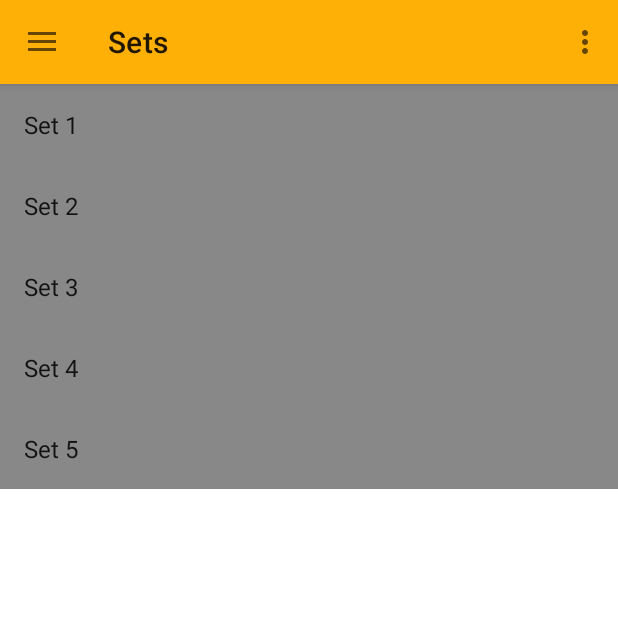
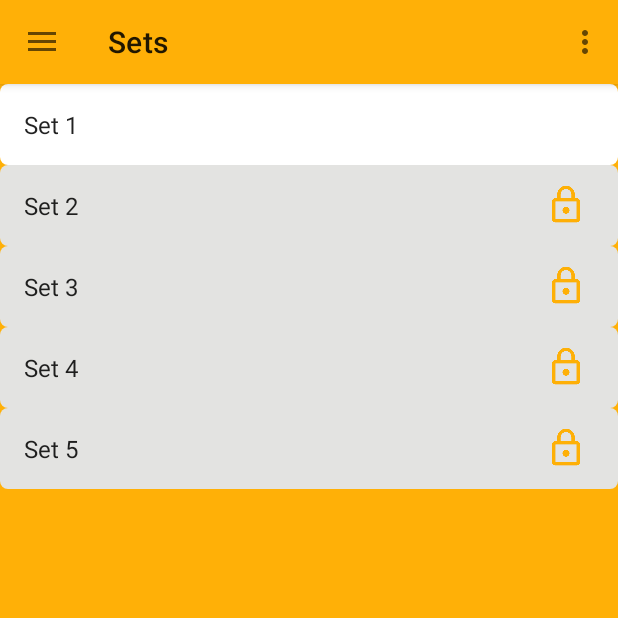
Before and after one commit to roconmachine/pulse, an Android app: the screen it shows after launch (MainActivity), in the side drawer, after a tap on "Quiz", on a phone screen of 412 x 824 dp, the top half of it. Run offline under Robolectric (Android 15) with nearby library versions, the phone set to English and light mode, and no system bars; our stand-ins replace navigation-ui.

Commit message:
list set screen design done

```diff
--- a/app/src/main/java/com/edu/io/pulse/ui/quiz_list/ListSetsFragment.java
+++ b/app/src/main/java/com/edu/io/pulse/ui/quiz_list/ListSetsFragment.java
@@ -32,7 +32,12 @@ public class ListSetsFragment extends Fragment {
     List<SetsDomain> setsDomainList;
     public ListSetsFragment() {
         setsDomainList = Database.getSets();
+        ///manage locked, submitted and uplocaked
+        for (SetsDomain set:setsDomainList) {
+            set.setStatus(SetsDomain.Status.LOCKED);
+        }
 
+        this.setsDomainList.get(0).setStatus(SetsDomain.Status.UNLOCKED);
     }
 
     // TODO: Customize parameter initialization
@@ -71,7 +76,13 @@ public class ListSetsFragment extends Fragment {
                 recyclerView.setLayoutManager(new GridLayoutManager(context, mColumnCount));
             }
             recyclerView.setAdapter(new SetsRecyclerViewAdapter(setsDomainList, (viewHolder, position, item) -> {
-                Toast.makeText(context, ((SetsDomain)item).getSetName(), Toast.LENGTH_LONG).show();
+
+                if (((SetsDomain)item).getStatus() == SetsDomain.Status.LOCKED)
+                {
+                    Toast.makeText(context, "The " + ((SetsDomain)item).getSetName() + " is locked for you.", Toast.LENGTH_LONG).show();
+                    return;
+                }
+
                 Bundle bundle = new Bundle();
                 bundle.putInt("set_no", ++position);
                 NavController navController = Navigation.findNavController(requireView());
--- a/app/src/main/java/com/edu/io/pulse/ui/quiz_list/SetsDomain.java
+++ b/app/src/main/java/com/edu/io/pulse/ui/quiz_list/SetsDomain.java
@@ -15,7 +15,12 @@ import java.util.Map;
  */
 public class SetsDomain {
     private String setName;
-    private boolean isLocked;
+    private Status status;
+    enum Status{
+        LOCKED,
+        UNLOCKED,
+        SUBMITTED
+    }
 
     public SetsDomain(String setName){
         this.setName = setName;
@@ -29,11 +34,11 @@ public class SetsDomain {
         this.setName = setName;
     }
 
-    public boolean isLocked() {
-        return isLocked;
+    public Status getStatus() {
+        return status;
     }
 
-    public void setLocked(boolean locked) {
-        isLocked = locked;
+    public void setStatus(Status status) {
+        this.status = status;
     }
 }
--- a/app/src/main/java/com/edu/io/pulse/ui/quiz_list/SetsRecyclerViewAdapter.java
+++ b/app/src/main/java/com/edu/io/pulse/ui/quiz_list/SetsRecyclerViewAdapter.java
@@ -7,8 +7,10 @@ import android.graphics.Color;
 import android.view.LayoutInflater;
 import android.view.View;
 import android.view.ViewGroup;
+import android.widget.ImageView;
 import android.widget.TextView;
 
+import com.edu.io.pulse.R;
 import com.edu.io.pulse.core.OnItemClickListener;
 import com.edu.io.pulse.databinding.FragmentItemBinding;
 
@@ -45,7 +47,19 @@ public class SetsRecyclerViewAdapter extends RecyclerView.Adapter<SetsRecyclerVi
                 onItemClickListener.onItemClick(holder, position, mValues.get(position));
             }
         });
-        holder.itemView.setBackgroundColor(Color.GRAY);
+        holder.itemView.setBackgroundResource(
+                mValues.get(position).getStatus() == SetsDomain.Status.LOCKED?
+                        R.drawable.locked_list_item:
+                        R.drawable.unlocked_list_item
+        );
+
+        holder.statusImage.setImageResource(
+                mValues.get(position).getStatus() == SetsDomain.Status.LOCKED ?
+                        R.drawable.lock_yellow :
+                        R.drawable.bd_round
+
+        );
+
     }
 
     @Override
@@ -56,12 +70,13 @@ public class SetsRecyclerViewAdapter extends RecyclerView.Adapter<SetsRecyclerVi
     public class ViewHolder extends RecyclerView.ViewHolder {
 
         public final TextView setName;
+        public final ImageView statusImage;
 
 
         public ViewHolder(FragmentItemBinding binding) {
             super(binding.getRoot());
             setName = binding.setName;
-
+            statusImage = binding.statusImg;
         }
 
 
--- a/app/src/main/res/drawable/bd_round.xml
+++ b/app/src/main/res/drawable/bd_round.xml
@@ -6,6 +6,6 @@
         android:startColor="@color/white"
         android:angle="270" />
     <corners
-        android:radius="35dp" />
+        android:radius="5dp" />
 
 </shape>
--- /dev/null
+++ b/app/src/main/res/drawable/locked_list_item.xml
@@ -0,0 +1,6 @@
+<?xml version="1.0" encoding="utf-8"?>
+<shape xmlns:android="http://schemas.android.com/apk/res/android">
+    <solid android:color="@color/disable_color"/>
+    <corners
+        android:radius="5dp" />
+</shape>
--- /dev/null
+++ b/app/src/main/res/drawable/unlocked_list_item.xml
@@ -0,0 +1,6 @@
+<?xml version="1.0" encoding="utf-8"?>
+<shape xmlns:android="http://schemas.android.com/apk/res/android">
+    <solid android:color="@color/white"/>
+    <corners
+        android:radius="5dp" />
+</shape>
--- a/app/src/main/res/layout/fragment_item.xml
+++ b/app/src/main/res/layout/fragment_item.xml
@@ -1,9 +1,12 @@
 <?xml version="1.0" encoding="utf-8"?>
 <LinearLayout xmlns:android="http://schemas.android.com/apk/res/android"
+    xmlns:app="http://schemas.android.com/apk/res-auto"
     android:layout_width="match_parent"
     android:layout_height="wrap_content"
     android:orientation="horizontal"
-    style="@style/cardViewStyle">
+    android:background="@drawable/bd_round"
+    android:weightSum="1"
+    >
 
 
     <TextView
@@ -11,5 +14,17 @@
         android:layout_width="wrap_content"
         android:layout_height="wrap_content"
         android:layout_margin="@dimen/text_margin"
-        android:textAppearance="?attr/textAppearanceListItem" />
+        android:textAppearance="?attr/textAppearanceListItem"
+        android:layout_weight=".8"/>
+
+    <ImageView
+        android:id="@+id/status_img"
+        android:layout_width="0dp"
+        android:layout_height="40dp"
+        android:layout_weight=".2"
+        app:srcCompat="@drawable/locked_icon"
+        android:layout_gravity="center_vertical"
+        />
+
+
 </LinearLayout>
--- a/app/src/main/res/layout/fragment_item_list.xml
+++ b/app/src/main/res/layout/fragment_item_list.xml
@@ -1,12 +1,13 @@
 <?xml version="1.0" encoding="utf-8"?>
-<androidx.recyclerview.widget.RecyclerView xmlns:android="http://schemas.android.com/apk/res/android"
+<androidx.recyclerview.widget.RecyclerView
+    xmlns:android="http://schemas.android.com/apk/res/android"
     xmlns:app="http://schemas.android.com/apk/res-auto"
     xmlns:tools="http://schemas.android.com/tools"
     android:id="@+id/list"
     android:name="com.edu.io.pulse.ui.quiz.ItemFragment"
     android:layout_width="match_parent"
     android:layout_height="match_parent"
-
+    android:background="@color/primary_color"
     app:layoutManager="LinearLayoutManager"
     tools:context=".ui.quiz_list.ListSetsFragment"
     tools:listitem="@layout/fragment_item" />
--- a/app/src/main/res/values/colors.xml
+++ b/app/src/main/res/values/colors.xml
@@ -23,5 +23,5 @@
     <color name="tertiary_color">#ffb007</color>
     <color name="contrast_color">#0E0554</color>
     <color name="text_color">#ffffff</color>
-
+    <color name="disable_color">#e3e3e1</color>
 </resources>
```
Also changed, not shown: app/src/main/res/drawable/lock_yellow.png (added), app/src/main/res/drawable/locked_icon.png (added).
